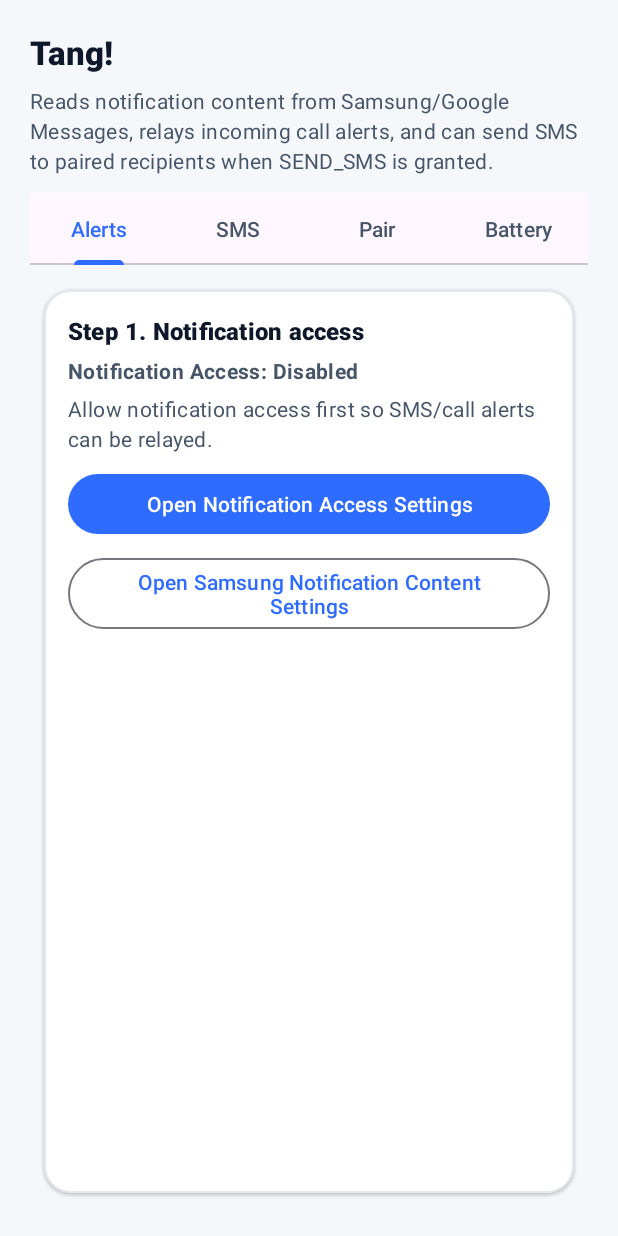
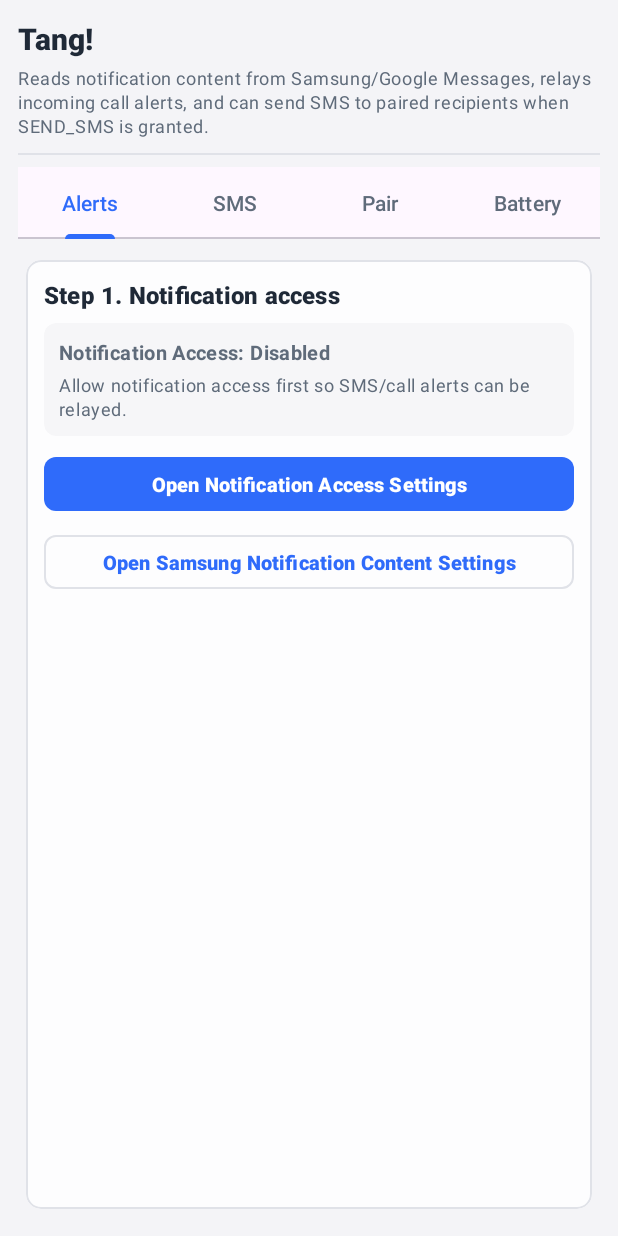
Before and after one commit to yangtaengg/Tang, an Android app: the screen it shows after launch (MainActivity), on a phone screen of 412 x 824 dp. Run offline under Robolectric (Android 15) with nearby library versions, the light colour scheme and no system bars; libraries missing offline, so code that uses them is left out: com.journeyapps.barcodescanner; pictures from the network do not load; 9 statements that could not run were skipped.

Commit message:
Align Android onboarding UI with macOS list style
Match Android spacing, cards, typography, and controls to the macOS message-list visual language, and make granted permissions clearly visible with green check states for faster setup confirmation.

```diff
--- a/android-app/app/src/main/java/com/smsrelay/mvp/MainActivity.kt
+++ b/android-app/app/src/main/java/com/smsrelay/mvp/MainActivity.kt
@@ -126,7 +126,7 @@ class MainActivity : AppCompatActivity() {
     private fun renderState() {
         val notificationAccess = NotificationAccessUtil.isEnabled(this)
         val notificationAccessStatus = if (notificationAccess) {
-            "Notification Access: Enabled"
+            "✓ Notification Access: Enabled"
         } else {
             "Notification Access: Disabled"
         }
@@ -144,14 +144,14 @@ class MainActivity : AppCompatActivity() {
 
         val excluded = BatteryOptimizationHelper.isIgnoringBatteryOptimizations(this)
         val batteryStatus = if (excluded) {
-            "Battery optimization exclusion: Enabled"
+            "✓ Battery optimization exclusion: Enabled"
         } else {
             "Battery optimization exclusion: Disabled"
         }
 
         val smsGranted = PermissionHelper.hasSendSmsPermission(this)
         val smsPermissionStatus = if (smsGranted) {
-            "SMS Permission: Granted"
+            "✓ SMS Permission: Granted"
         } else {
             "SMS Permission: Not granted (reply_sms blocked)"
         }
@@ -163,7 +163,10 @@ class MainActivity : AppCompatActivity() {
                 pairingStatus = pairingStatus,
                 pairingDetails = pairingDetails,
                 batteryStatus = batteryStatus,
-                batteryRequestEnabled = !excluded
+                batteryRequestEnabled = !excluded,
+                notificationAccessGranted = notificationAccess,
+                smsPermissionGranted = smsGranted,
+                batteryExcluded = excluded
             )
         )
     }
--- a/android-app/app/src/main/java/com/smsrelay/mvp/OnboardingPagerAdapter.kt
+++ b/android-app/app/src/main/java/com/smsrelay/mvp/OnboardingPagerAdapter.kt
@@ -5,6 +5,7 @@ import android.view.View
 import android.view.ViewGroup
 import android.widget.Button
 import android.widget.TextView
+import androidx.core.content.ContextCompat
 import androidx.recyclerview.widget.RecyclerView
 
 data class OnboardingUiState(
@@ -13,7 +14,10 @@ data class OnboardingUiState(
     val pairingStatus: String,
     val pairingDetails: String,
     val batteryStatus: String,
-    val batteryRequestEnabled: Boolean
+    val batteryRequestEnabled: Boolean,
+    val notificationAccessGranted: Boolean,
+    val smsPermissionGranted: Boolean,
+    val batteryExcluded: Boolean
 )
 
 class OnboardingPagerAdapter(
@@ -33,7 +37,10 @@ class OnboardingPagerAdapter(
         pairingStatus = "Pairing: Unknown",
         pairingDetails = "",
         batteryStatus = "Battery optimization exclusion: Unknown",
-        batteryRequestEnabled = true
+        batteryRequestEnabled = true,
+        notificationAccessGranted = false,
+        smsPermissionGranted = false,
+        batteryExcluded = false
     )
 
     fun updateState(newState: OnboardingUiState) {
@@ -67,13 +74,27 @@ class OnboardingPagerAdapter(
     }
 
     private fun bindNotificationStep(holder: StepViewHolder) {
-        holder.view.findViewById<TextView>(R.id.notificationAccessStatusText).text = state.notificationAccessStatus
+        val statusText = holder.view.findViewById<TextView>(R.id.notificationAccessStatusText)
+        statusText.text = state.notificationAccessStatus
+        statusText.setTextColor(
+            ContextCompat.getColor(
+                holder.view.context,
+                if (state.notificationAccessGranted) R.color.tang_success else R.color.tang_body
+            )
+        )
         holder.view.findViewById<Button>(R.id.openNotificationAccessButton).setOnClickListener { onOpenNotificationAccess() }
         holder.view.findViewById<Button>(R.id.openSamsungNotificationContentButton).setOnClickListener { onOpenSamsungNotificationSettings() }
     }
 
     private fun bindSmsStep(holder: StepViewHolder) {
-        holder.view.findViewById<TextView>(R.id.smsPermissionStatusText).text = state.smsPermissionStatus
+        val statusText = holder.view.findViewById<TextView>(R.id.smsPermissionStatusText)
+        statusText.text = state.smsPermissionStatus
+        statusText.setTextColor(
+            ContextCompat.getColor(
+                holder.view.context,
+                if (state.smsPermissionGranted) R.color.tang_success else R.color.tang_body
+            )
+        )
         holder.view.findViewById<Button>(R.id.requestSmsPermissionButton).setOnClickListener { onRequestSmsPermission() }
     }
 
@@ -86,7 +107,14 @@ class OnboardingPagerAdapter(
     }
 
     private fun bindBatteryStep(holder: StepViewHolder) {
-        holder.view.findViewById<TextView>(R.id.socketStatusText).text = state.batteryStatus
+        val statusText = holder.view.findViewById<TextView>(R.id.socketStatusText)
+        statusText.text = state.batteryStatus
+        statusText.setTextColor(
+            ContextCompat.getColor(
+                holder.view.context,
+                if (state.batteryExcluded) R.color.tang_success else R.color.tang_body
+            )
+        )
         holder.view.findViewById<Button>(R.id.requestBatteryExclusionButton).apply {
             isEnabled = state.batteryRequestEnabled
             setOnClickListener { onRequestBatteryExclusion() }
--- a/android-app/app/src/main/res/drawable/bg_pin_digit.xml
+++ b/android-app/app/src/main/res/drawable/bg_pin_digit.xml
@@ -1,7 +1,7 @@
 <?xml version="1.0" encoding="utf-8"?>
 <shape xmlns:android="http://schemas.android.com/apk/res/android" android:shape="rectangle">
-    <solid android:color="@color/tang_card" />
-    <corners android:radius="12dp" />
+    <solid android:color="@color/tang_panel" />
+    <corners android:radius="8dp" />
     <stroke
         android:width="1dp"
         android:color="@color/tang_stroke" />
--- a/android-app/app/src/main/res/layout/activity_main.xml
+++ b/android-app/app/src/main/res/layout/activity_main.xml
@@ -5,7 +5,7 @@
     android:layout_height="match_parent"
     android:background="@color/tang_bg"
     android:orientation="vertical"
-    android:padding="20dp">
+    android:padding="12dp">
 
     <TextView
         android:id="@+id/titleText"
@@ -19,15 +19,21 @@
         android:id="@+id/policyText"
         android:layout_width="match_parent"
         android:layout_height="wrap_content"
-        android:layout_marginTop="8dp"
-        android:textAppearance="@style/TangBodyText"
-        android:text="@string/policy_summary" />
+        android:layout_marginTop="4dp"
+        android:text="@string/policy_summary"
+        android:textAppearance="@style/TangCaptionText" />
+
+    <View
+        android:layout_width="match_parent"
+        android:layout_height="1dp"
+        android:layout_marginTop="10dp"
+        android:background="@color/tang_stroke" />
 
     <com.google.android.material.tabs.TabLayout
         android:id="@+id/stepTabs"
         android:layout_width="match_parent"
         android:layout_height="wrap_content"
-        android:layout_marginTop="12dp"
+        android:layout_marginTop="8dp"
         app:tabIndicatorColor="@color/tang_primary"
         app:tabIndicatorHeight="3dp"
         app:tabIndicatorFullWidth="false"
@@ -42,8 +48,8 @@
         android:layout_height="0dp"
         android:layout_marginTop="8dp"
         android:clipToPadding="false"
-        android:paddingLeft="2dp"
-        android:paddingRight="2dp"
+        android:paddingLeft="0dp"
+        android:paddingRight="0dp"
         android:layout_weight="1" />
 
 </LinearLayout>
--- a/android-app/app/src/main/res/layout/dialog_manual_pair.xml
+++ b/android-app/app/src/main/res/layout/dialog_manual_pair.xml
@@ -13,7 +13,7 @@
         android:textAppearance="@style/TangBodyText" />
 
     <com.google.android.material.textfield.TextInputLayout
-        style="@style/Widget.Material3.TextInputLayout.OutlinedBox"
+        style="@style/Widget.Tang.TextInput"
         android:layout_width="match_parent"
         android:layout_height="wrap_content"
         android:layout_marginTop="12dp"
--- a/android-app/app/src/main/res/layout/item_step_notification.xml
+++ b/android-app/app/src/main/res/layout/item_step_notification.xml
@@ -10,7 +10,7 @@
         android:layout_width="match_parent"
         android:layout_height="match_parent"
         android:orientation="vertical"
-        android:padding="16dp">
+        android:padding="12dp">
 
         <TextView
             android:layout_width="match_parent"
@@ -19,20 +19,33 @@
             android:text="Step 1. Notification access"
             />
 
+        <com.google.android.material.card.MaterialCardView
+            style="@style/Widget.Tang.InsetPanel"
+            android:layout_width="match_parent"
+            android:layout_height="wrap_content"
+            android:layout_marginTop="8dp">
+
+            <LinearLayout
+                android:layout_width="match_parent"
+                android:layout_height="wrap_content"
+                android:orientation="vertical"
+                android:padding="10dp">
+
                 <TextView
                     android:id="@+id/notificationAccessStatusText"
                     android:layout_width="match_parent"
                     android:layout_height="wrap_content"
-            android:layout_marginTop="6dp"
                     android:textAppearance="@style/TangBodyText"
                     android:textStyle="bold" />
 
                 <TextView
                     android:layout_width="match_parent"
                     android:layout_height="wrap_content"
-            android:layout_marginTop="6dp"
-            android:textAppearance="@style/TangBodyText"
-            android:text="Allow notification access first so SMS/call alerts can be relayed." />
+                    android:layout_marginTop="4dp"
+                    android:text="Allow notification access first so SMS/call alerts can be relayed."
+                    android:textAppearance="@style/TangCaptionText" />
+            </LinearLayout>
+        </com.google.android.material.card.MaterialCardView>
 
         <Button
             android:id="@+id/openNotificationAccessButton"
--- a/android-app/app/src/main/res/values-night/colors.xml
+++ b/android-app/app/src/main/res/values-night/colors.xml
@@ -1,5 +1,13 @@
 <?xml version="1.0" encoding="utf-8"?>
 <resources>
-    <!-- Deeper coral for dark mode - maintains sophistication -->
     <color name="ic_launcher_background">#E86A7A</color>
+    <color name="tang_bg">#171A20</color>
+    <color name="tang_card">#FF1F2430</color>
+    <color name="tang_stroke">#FF2D3443</color>
+    <color name="tang_panel">#1F8A96A8</color>
+    <color name="tang_primary">#7EA5FF</color>
+    <color name="tang_on_primary">#0F1626</color>
+    <color name="tang_success">#50D39B</color>
+    <color name="tang_title">#E7EBF4</color>
+    <color name="tang_body">#AAB3C2</color>
 </resources>
--- a/android-app/app/src/main/res/values/colors.xml
+++ b/android-app/app/src/main/res/values/colors.xml
@@ -1,11 +1,13 @@
 <?xml version="1.0" encoding="utf-8"?>
 <resources>
     <color name="ic_launcher_background">#FF7E7E</color>
-    <color name="tang_bg">#F6F7FB</color>
-    <color name="tang_card">#FFFFFFFF</color>
-    <color name="tang_stroke">#E5E7EF</color>
-    <color name="tang_primary">#2E6BFF</color>
+    <color name="tang_bg">#F4F4F7</color>
+    <color name="tang_card">#FFFDFDFE</color>
+    <color name="tang_stroke">#E0E2E8</color>
+    <color name="tang_panel">#14A0A8B5</color>
+    <color name="tang_primary">#2F6BFA</color>
     <color name="tang_on_primary">#FFFFFF</color>
-    <color name="tang_title">#0F172A</color>
-    <color name="tang_body">#475569</color>
+    <color name="tang_success">#1FA873</color>
+    <color name="tang_title">#1F2937</color>
+    <color name="tang_body">#5F6B7A</color>
 </resources>
--- a/android-app/app/src/main/res/values/styles.xml
+++ b/android-app/app/src/main/res/values/styles.xml
@@ -3,30 +3,65 @@
     <style name="TangTitleText" parent="TextAppearance.Material3.TitleLarge">
         <item name="android:textColor">@color/tang_title</item>
         <item name="android:textStyle">bold</item>
+        <item name="android:textSize">20sp</item>
     </style>
 
     <style name="TangBodyText" parent="TextAppearance.Material3.BodyMedium">
         <item name="android:textColor">@color/tang_body</item>
+        <item name="android:textSize">13sp</item>
     </style>
 
     <style name="TangStepTitle" parent="TextAppearance.Material3.TitleMedium">
         <item name="android:textColor">@color/tang_title</item>
         <item name="android:textStyle">bold</item>
+        <item name="android:textSize">16sp</item>
+    </style>
+
+    <style name="TangCaptionText" parent="TextAppearance.Material3.BodySmall">
+        <item name="android:textColor">@color/tang_body</item>
+        <item name="android:textSize">12sp</item>
     </style>
 
     <style name="Widget.Tang.Card" parent="Widget.Material3.CardView.Elevated">
         <item name="cardBackgroundColor">@color/tang_card</item>
-        <item name="cardCornerRadius">18dp</item>
+        <item name="cardCornerRadius">10dp</item>
         <item name="cardUseCompatPadding">true</item>
         <item name="strokeColor">@color/tang_stroke</item>
         <item name="strokeWidth">1dp</item>
+        <item name="cardElevation">0dp</item>
+    </style>
+
+    <style name="Widget.Tang.InsetPanel" parent="Widget.Material3.CardView.Filled">
+        <item name="cardBackgroundColor">@color/tang_panel</item>
+        <item name="cardCornerRadius">8dp</item>
+        <item name="cardElevation">0dp</item>
     </style>
 
     <style name="Widget.Tang.ButtonPrimary" parent="Widget.Material3.Button">
         <item name="android:textAllCaps">false</item>
+        <item name="android:textStyle">bold</item>
+        <item name="android:textSize">13sp</item>
+        <item name="android:minHeight">44dp</item>
+        <item name="cornerRadius">8dp</item>
     </style>
 
     <style name="Widget.Tang.ButtonSecondary" parent="Widget.Material3.Button.OutlinedButton">
         <item name="android:textAllCaps">false</item>
+        <item name="android:textStyle">bold</item>
+        <item name="android:textSize">13sp</item>
+        <item name="android:minHeight">44dp</item>
+        <item name="cornerRadius">8dp</item>
+        <item name="strokeColor">@color/tang_stroke</item>
+    </style>
+
+    <style name="Widget.Tang.TextInput" parent="Widget.Material3.TextInputLayout.OutlinedBox">
+        <item name="boxBackgroundMode">outline</item>
+        <item name="boxBackgroundColor">@color/tang_panel</item>
+        <item name="boxCornerRadiusTopStart">8dp</item>
+        <item name="boxCornerRadiusTopEnd">8dp</item>
+        <item name="boxCornerRadiusBottomStart">8dp</item>
+        <item name="boxCornerRadiusBottomEnd">8dp</item>
+        <item name="boxStrokeColor">@color/tang_stroke</item>
+        <item name="hintTextColor">@color/tang_body</item>
     </style>
 </resources>
--- a/android-app/app/src/main/res/values/themes.xml
+++ b/android-app/app/src/main/res/values/themes.xml
@@ -3,6 +3,8 @@
     <style name="Theme.SmsRelayMvp" parent="Theme.Material3.DayNight.NoActionBar">
         <item name="colorPrimary">@color/tang_primary</item>
         <item name="colorOnPrimary">@color/tang_on_primary</item>
+        <item name="android:statusBarColor">@color/tang_bg</item>
+        <item name="android:navigationBarColor">@color/tang_bg</item>
         <item name="android:windowBackground">@color/tang_bg</item>
     </style>
 </resources>
```
Also changed, not shown: android-app/app/src/main/res/layout/item_step_battery.xml (+18 -5 lines), android-app/app/src/main/res/layout/item_step_pairing.xml (+17 -4 lines), android-app/app/src/main/res/layout/item_step_sms.xml (+18 -5 lines). Lines whose indentation alone changed are shown as unchanged.
